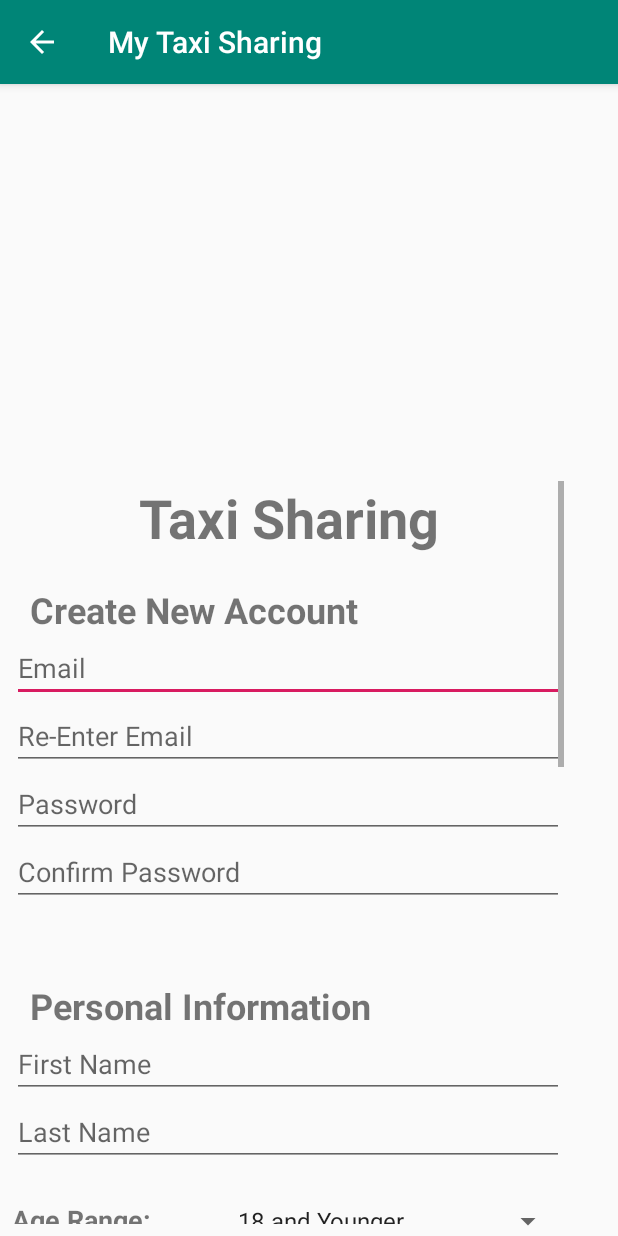
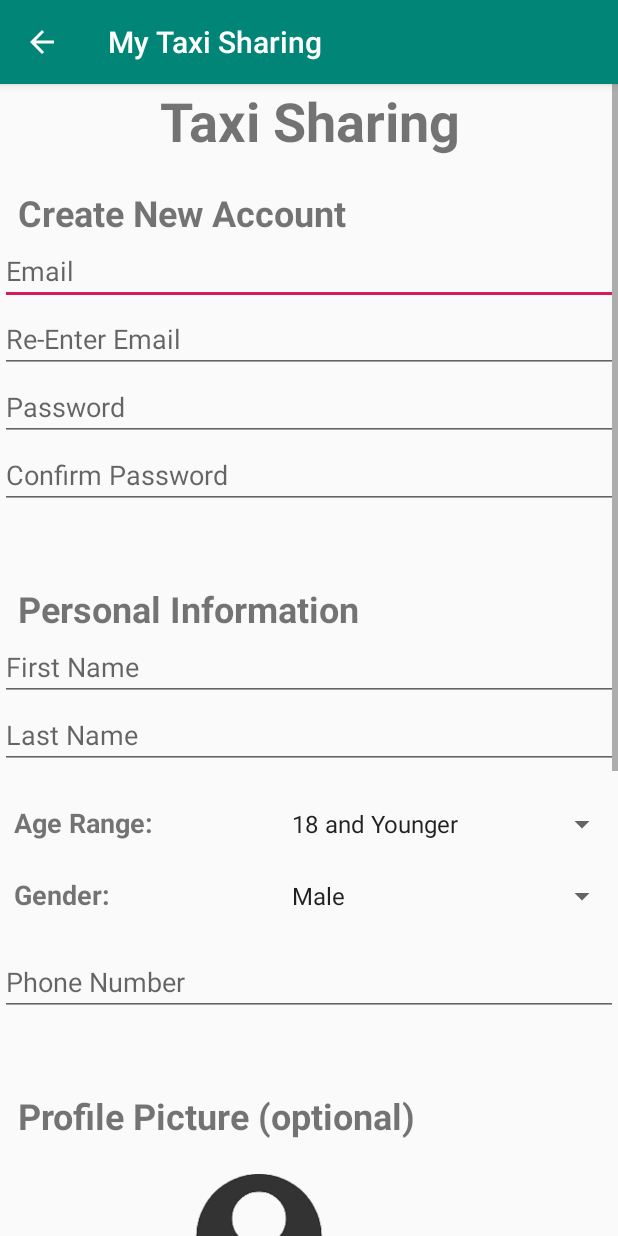
Before and after one commit to RoyalD11/Taxi-Sharing, an Android app: the signUpScreen screen opened directly, with no data from a screen before it, on a phone screen of 412 x 824 dp. Run offline under Robolectric (Android 15) with nearby library versions, the phone set to English and light mode, and no system bars.

Commit message:
finished sign up screen elements, finished forgot password elements

```diff
--- a/My Second App/app/src/main/java/com/example/royald/mysecondapp/signUpScreen.java
+++ b/My Second App/app/src/main/java/com/example/royald/mysecondapp/signUpScreen.java
@@ -1,9 +1,13 @@
 package com.example.royald.mysecondapp;
 
+import android.content.Intent;
 import android.support.v7.app.AppCompatActivity;
 import android.os.Bundle;
+import android.view.View;
 import android.view.WindowManager;
 import android.widget.ArrayAdapter;
+import android.widget.EditText;
+import android.widget.ImageView;
 import android.widget.Spinner;
 
 public class signUpScreen extends AppCompatActivity {
@@ -13,6 +17,9 @@ public class signUpScreen extends AppCompatActivity {
         super.onCreate(savedInstanceState);
         setContentView(R.layout.activity_sign_up_screen);
         getWindow().setSoftInputMode(WindowManager.LayoutParams.SOFT_INPUT_ADJUST_PAN); //Setting so that the screen focuses the input field you are currently on
+
+        ImageView image = (ImageView) findViewById(R.id.profilePictureSignUp);
+        image.setImageResource(R.drawable.userimage);
 
         Spinner ageSpinner = (Spinner) findViewById(R.id.ageRangeSpinner);
         Spinner genderSpinner = (Spinner) findViewById(R.id.genderSpinner);
@@ -45,4 +52,11 @@ public class signUpScreen extends AppCompatActivity {
         q3Spinner.setAdapter(q3Adapter);
 
     }
+
+    /* called when the user taps Send*/
+    public void createAccount(View view){
+        Intent intent = new Intent(this, PreMatchActivity.class);
+        startActivity(intent);
+
+    }
 }
--- a/My Second App/app/src/main/res/layout/activity_main.xml
+++ b/My Second App/app/src/main/res/layout/activity_main.xml
@@ -31,7 +31,7 @@
         android:layout_marginTop="60dp"
         android:layout_marginBottom="171dp"
         android:background="@color/colorPrimary"
-        android:onClick="sendMessage"
+        android:onClick="login"
         android:text="@string/button_send"
         android:textColorLink="@android:color/holo_blue_dark"
         android:textSize="18sp"
@@ -78,6 +78,7 @@
         style="@style/Widget.AppCompat.Button.Borderless"
         android:layout_width="wrap_content"
         android:layout_height="wrap_content"
+        android:onClick="toForgotPasswordScreen"
         android:text="Forgot Password"
         app:layout_constraintBottom_toBottomOf="parent"
         app:layout_constraintEnd_toEndOf="parent"
--- a/My Second App/app/src/main/res/layout/activity_sign_up_screen.xml
+++ b/My Second App/app/src/main/res/layout/activity_sign_up_screen.xml
@@ -6,24 +6,13 @@
     android:layout_height="match_parent"
     tools:context=".signUpScreen">
 
-    <LinearLayout
-        android:layout_width="368dp"
-        android:layout_height="495dp"
-        android:layout_marginStart="8dp"
-        android:layout_marginTop="8dp"
-        android:layout_marginEnd="8dp"
-        android:layout_marginBottom="8dp"
-        android:orientation="vertical"
+    <ScrollView
+        android:layout_width="match_parent"
+        android:layout_height="match_parent"
         app:layout_constraintBottom_toBottomOf="parent"
         app:layout_constraintEnd_toEndOf="parent"
-        app:layout_constraintHorizontal_bias="0.0"
         app:layout_constraintStart_toStartOf="parent"
-        app:layout_constraintTop_toTopOf="parent"
-        app:layout_constraintVertical_bias="1.0">
-
-        <ScrollView
-            android:layout_width="match_parent"
-            android:layout_height="match_parent">
+        app:layout_constraintTop_toTopOf="parent">
 
         <LinearLayout
             android:layout_width="match_parent"
@@ -129,7 +118,7 @@
                     android:layout_width="289dp"
                     android:layout_height="wrap_content"
                     android:layout_weight="1"
-                        android:text="Age Range:"
+                    android:text="  Age Range:"
                     android:textSize="18sp"
                     android:textStyle="bold" />
 
@@ -156,7 +145,7 @@
                     android:layout_width="289dp"
                     android:layout_height="wrap_content"
                     android:layout_weight="1"
-                        android:text="Gender:"
+                    android:text="  Gender:"
                     android:textSize="18sp"
                     android:textStyle="bold" />
 
@@ -192,7 +181,7 @@
                 android:id="@+id/pictureText"
                 android:layout_width="match_parent"
                 android:layout_height="43dp"
-                    android:text="Profile Picture (optional)"
+                android:text="  Profile Picture (optional)"
                 android:textSize="24sp"
                 android:textStyle="bold" />
 
@@ -202,23 +191,24 @@
 
                 <ImageView
                     android:id="@+id/profilePictureSignUp"
-                        android:layout_width="105dp"
+                    android:layout_width="125dp"
                     android:layout_height="107dp"
+                    android:layout_alignParentStart="true"
                     android:layout_alignParentTop="true"
-                        android:layout_centerHorizontal="true"
+                    android:layout_marginStart="110dp"
                     android:layout_marginTop="0dp"
-                        tools:srcCompat="@tools:sample/avatars[7]" />
+                    app:srcCompat="@drawable/userimage" />
 
                 <ImageButton
                     android:id="@+id/addPictureButton"
                     style="@android:style/Widget.DeviceDefault.ImageButton"
-                        android:layout_width="180dp"
-                        android:layout_height="wrap_content"
+                    android:layout_width="164dp"
+                    android:layout_height="54dp"
                     android:layout_alignParentEnd="true"
                     android:layout_alignParentBottom="true"
-                        android:layout_marginEnd="57dp"
+                    android:layout_marginEnd="62dp"
                     android:layout_marginBottom="0dp"
-                        android:background="@color/common_google_signin_btn_text_light_disabled"
+                    android:background="@android:color/transparent"
                     android:cropToPadding="false"
                     app:srcCompat="@android:drawable/ic_menu_add" />
 
@@ -235,7 +225,7 @@
                 android:id="@+id/creditCardText"
                 android:layout_width="match_parent"
                 android:layout_height="43dp"
-                    android:text="Payment Information"
+                android:text="  Payment Information"
                 android:textSize="24sp"
                 android:textStyle="bold" />
 
@@ -258,7 +248,7 @@
                 android:id="@+id/matchingQuestionsText"
                 android:layout_width="match_parent"
                 android:layout_height="43dp"
-                    android:text="Matching Questions"
+                android:text="  Matching Questions"
                 android:textSize="24sp"
                 android:textStyle="bold" />
 
@@ -273,6 +263,7 @@
                     android:inputType="textMultiLine"
                     android:singleLine="false"
                     android:text="Are you willing to ride with someone of a different gender?"
+                    android:textAlignment="textStart"
                     android:textSize="16sp" />
 
                 <Spinner
@@ -328,7 +319,7 @@
                 <TextView
                     android:id="@+id/Question3"
                     android:layout_width="255dp"
-                        android:layout_height="24dp"
+                    android:layout_height="wrap_content"
                     android:layout_alignParentStart="true"
                     android:layout_alignParentTop="true"
                     android:inputType="textMultiLine"
@@ -364,6 +355,7 @@
                     android:layout_centerHorizontal="true"
                     android:layout_marginTop="0dp"
                     android:background="@color/colorPrimary"
+                    android:onClick="createAccount"
                     android:text="Create Account"
                     android:textColor="@color/common_google_signin_btn_text_dark_default" />
             </RelativeLayout>
@@ -371,5 +363,4 @@
         </LinearLayout>
     </ScrollView>
 
-    </LinearLayout>
 </android.support.constraint.ConstraintLayout>
```
Also changed, not shown: My Second App/app/src/main/AndroidManifest.xml (+13 -2 lines), My Second App/app/src/main/java/com/example/royald/mysecondapp/DisplayMessageActivity.java (deleted, +0 -23 lines), My Second App/app/src/main/java/com/example/royald/mysecondapp/MainActivity.java (+9 -4 lines), My Second App/app/src/main/java/com/example/royald/mysecondapp/PreMatchActivity.java (added, +15 -0 lines), My Second App/app/src/main/java/com/example/royald/mysecondapp/forgotPasswordActivity.java (added, +22 -0 lines), My Second App/app/src/main/res/layout/activity_display_message.xml (deleted, +0 -19 lines), My Second App/app/src/main/res/layout/activity_forgot_password.xml (added, +62 -0 lines), My Second App/app/src/main/res/layout/activity_pre_match.xml (added, +61 -0 lines), My Second App/app/src/main/res/drawable/userimage.png. Lines whose indentation alone changed are shown as unchanged.
